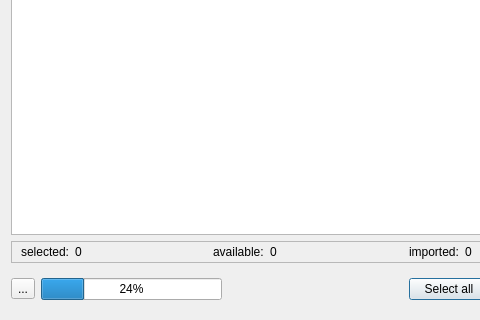
Qt form ui/import.ui (innerhippy/pydosh) before a commit; both pictures show x 0 to 480 and y 184 to 504 of the 672 by 504 pixel window.
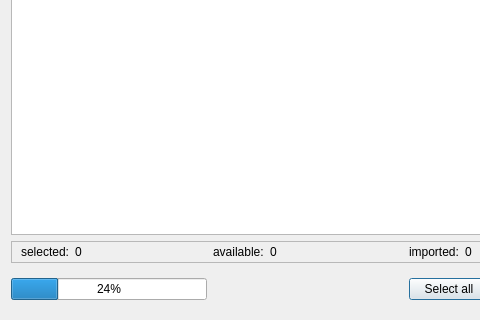
The same form after that commit. Icons and pictures are not drawn.

Commit message: removed help browser

```diff
--- a/ui/import.ui
+++ b/ui/import.ui
@@ -26,17 +26,6 @@
       <property name="rightMargin">
        <number>0</number>
       </property>
-      <item>
-       <widget class="QToolButton" name="helpButton">
-        <property name="text">
-         <string>...</string>
-        </property>
-        <property name="icon">
-         <iconset resource="pydosh.qrc">
-          <normaloff>:/icons/help.png</normaloff>:/icons/help.png</iconset>
-        </property>
-       </widget>
-      </item>
       <item>
        <widget class="QProgressBar" name="progressBar">
         <property name="value">
```
The commit also changes 7 other files.
